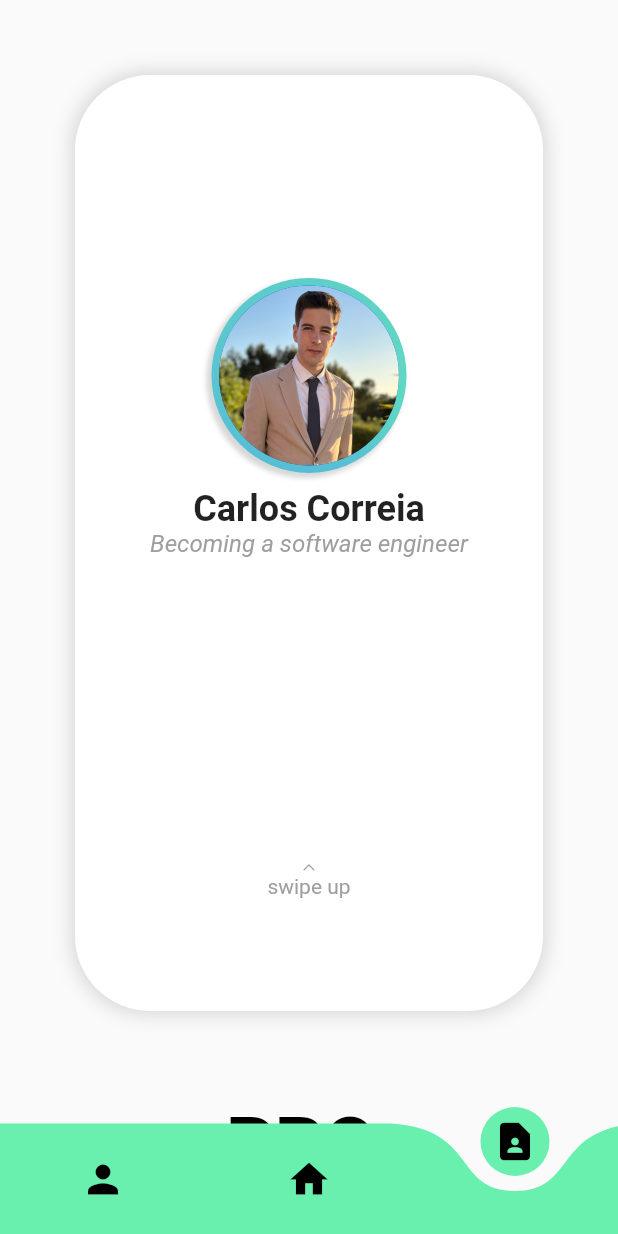
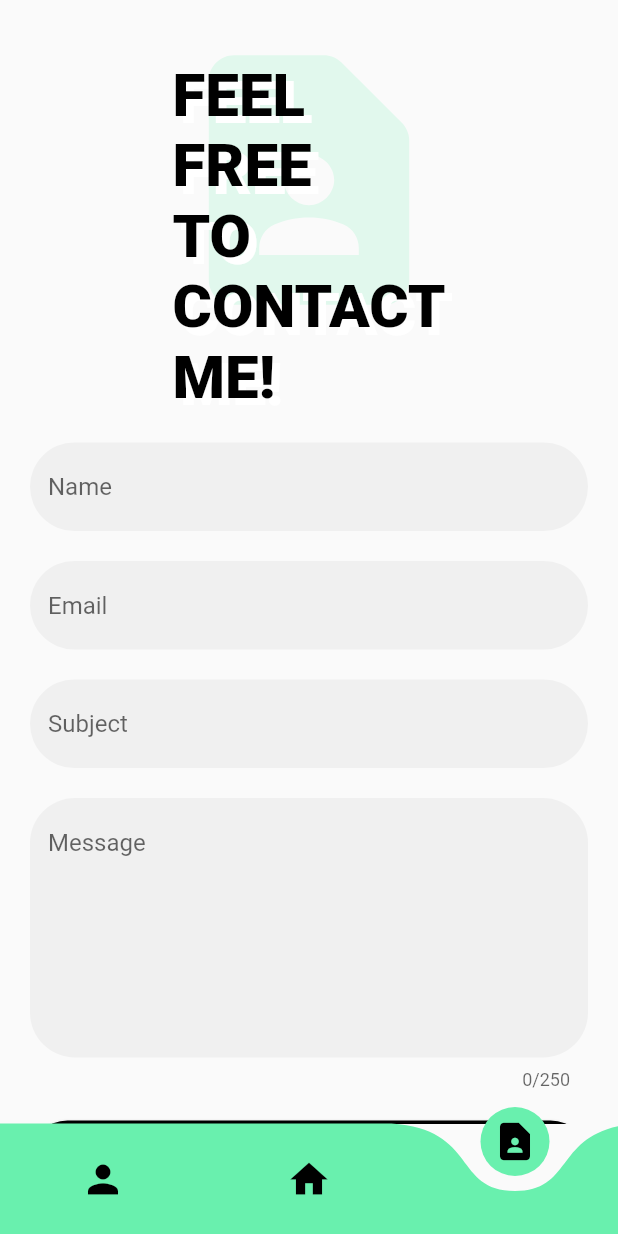
Before and after one commit to carlosdmcorreia/portfolio_app, a Flutter app: the screen it shows after launch, swiped to page 3, on a phone screen of 412 x 824 dp. Run offline on Flutter 3.47's test engine with Material 2 defaults, Android fonts, the light colour scheme and no system bars; drawn by our look-alikes of curved_navigation_bar; our stand-ins replace email_validator, percent_indicator.

Commit message:
Created ContactPage

```diff
--- a/lib/items/cards.dart
+++ b/lib/items/cards.dart
@@ -11,7 +11,9 @@ class ElevatedCard extends StatelessWidget {
 
   @override
   Widget build(BuildContext context) {
-    return Card(
+    return Container(
+      margin: const EdgeInsets.only(right: 20),
+      child: Card(
         elevation: 5,
         shape: RoundedRectangleBorder(
           side: BorderSide(
@@ -65,6 +67,7 @@ class ElevatedCard extends StatelessWidget {
             ),
           ],
         ),
+      ),
     );
   }
 }
--- /dev/null
+++ b/lib/items/contact_form.dart
@@ -0,0 +1,169 @@
+import 'dart:convert';
+
+import 'package:email_validator/email_validator.dart';
+import 'package:flutter/material.dart';
+import 'package:http/http.dart' as http;
+
+import '../main.dart';
+
+// Define a custom Form widget.
+class ContactForm extends StatefulWidget {
+  const ContactForm({super.key});
+
+  @override
+  ContactFormState createState() {
+    return ContactFormState();
+  }
+}
+
+// Define a corresponding State class.
+// This class holds data related to the form.
+class ContactFormState extends State<ContactForm> {
+  // Create a global key that uniquely identifies the Form widget
+  // and allows validation of the form.
+  //
+  // Note: This is a `GlobalKey<FormState>`,
+  // not a GlobalKey<MyCustomFormState>.
+  final _formKey = GlobalKey<FormState>();
+
+  final controllerName = TextEditingController();
+  final controllerEmail = TextEditingController();
+  final controllerSubject = TextEditingController();
+  final controllerMessage = TextEditingController();
+
+  Future sendEmail({
+    required String name,
+    required String email,
+    required String subject,
+    required String message,
+  }) async {
+    const serviceId = 'service_a6h75kg';
+    const templateId = 'template_qfidoeo';
+    const userId = 'T5nFQkVsdQwOAIwnG';
+
+    final url = Uri.parse('https://api.emailjs.com/api/v1.0/email/send');
+    final response = await http.post(
+      url,
+      headers: {
+        'origin': 'http://localhost',
+        'Content-type': 'application/json',
+      },
+      body: json.encode({
+        'service_id': serviceId,
+        'template_id': templateId,
+        'user_id': userId,
+        'template_params': {
+          'user_name': name,
+          'user_email': email,
+          'to_email': 'carlosdmcorreia01@gmail.com',
+          'to_name': 'carlosdmcorreia01',
+          'user_subject': subject,
+          'user_message': message,
+        }
+      }),
+    );
+
+    print(response.body);
+  }
+
+  TextFormField createTextFormField(
+      TextEditingController controller,
+      String hintText,
+      int? lenght,
+      int? lines,
+      TextInputType keyboardType,
+      double maxWidth) {
+    return TextFormField(
+      maxLength: lenght,
+      maxLines: lines,
+      keyboardType: keyboardType,
+      controller: controller,
+      decoration: InputDecoration(
+        filled: true,
+        hintText: hintText,
+        constraints: BoxConstraints(maxWidth: maxWidth),
+        border: OutlineInputBorder(
+          borderRadius: BorderRadius.circular(30.0),
+          borderSide: const BorderSide(
+            width: 0,
+            style: BorderStyle.none,
+          ),
+        ),
+      ),
+      validator: (value) {
+        if (value == null || value.isEmpty) {
+          return 'Please fill all fields.';
+        }
+        return null;
+      },
+    );
+  }
+
+  @override
+  Widget build(BuildContext context) {
+    // Build a Form widget using the _formKey created above.
+    return Form(
+      key: _formKey,
+      child: Column(
+        mainAxisAlignment: MainAxisAlignment.center,
+        crossAxisAlignment: CrossAxisAlignment.center,
+        children: <Widget>[
+          createTextFormField(
+              controllerName, 'Name', null, null, TextInputType.text, 1020),
+          const SizedBox(height: 20),
+          Wrap(
+            children: [
+              createTextFormField(controllerEmail, 'Email', null, null,
+                  TextInputType.text, 500),
+              const SizedBox(
+                height: 20,
+                width: 20,
+              ),
+              createTextFormField(controllerSubject, 'Subject', null, null,
+                  TextInputType.text, 500),
+            ],
+          ),
+          const SizedBox(height: 20),
+          createTextFormField(
+              controllerSubject, 'Message', 250, 7, TextInputType.text, 1020),
+          const SizedBox(height: 20),
+          ElevatedButton(
+            onPressed: () {
+              // Validate returns true if the form is valid, or false otherwise.
+              if (_formKey.currentState!.validate()) {
+                // If the form is valid, display a snackbar. In the real world,
+                // you'd often call a server or save the information in a database.
+                sendEmail(
+                    name: controllerName.text,
+                    email: controllerEmail.text,
+                    subject: controllerSubject.text,
+                    message: controllerMessage.text);
+
+                controllerName.clear();
+                controllerEmail.clear();
+                controllerSubject.clear();
+                controllerMessage.clear();
+
+                ScaffoldMessenger.of(context).showSnackBar(
+                  const SnackBar(content: Text('Email sent successfully')),
+                );
+              }
+            },
+            style: ElevatedButton.styleFrom(
+              primary: Colors.black,
+              minimumSize: const Size(1020, 50),
+              shape: RoundedRectangleBorder(
+                borderRadius: BorderRadius.circular(50), // <-- Radius
+              ),
+            ),
+            child: Text(
+              'SEND',
+              style: TextStyle(
+                  fontWeight: FontWeight.w900, color: myTheme.primaryColor),
+            ),
+          ),
+        ],
+      ),
+    );
+  }
+}
--- /dev/null
+++ b/lib/views/contact_page.dart
@@ -0,0 +1,54 @@
+import 'package:flutter/material.dart';
+import 'package:portofolio_app/items/contact_form.dart';
+
+class ContactPage extends StatelessWidget {
+  const ContactPage({super.key});
+
+  @override
+  Widget build(BuildContext context) {
+    return CustomScrollView(
+      shrinkWrap: true,
+      slivers: <Widget>[
+        SliverPadding(
+          padding: const EdgeInsets.all(20.0),
+          sliver: SliverList(
+            delegate: SliverChildListDelegate(
+              <Widget>[
+                Stack(
+                  alignment: AlignmentDirectional.topCenter,
+                  children: const [
+                    Icon(
+                      Icons.contact_page_rounded,
+                      size: 200,
+                      color: Color.fromARGB(44, 105, 240, 175),
+                    ),
+                    Padding(
+                      padding: EdgeInsets.all(20.0),
+                      child: Text(
+                        'FEEL\nFREE\nTO\nCONTACT\nME!',
+                        textAlign: TextAlign.left,
+                        style: TextStyle(
+                          color: Colors.black,
+                          fontSize: 40,
+                          fontWeight: FontWeight.w900,
+                          shadows: <Shadow>[
+                            Shadow(
+                              offset: Offset(5.0, 5.0),
+                              blurRadius: 0.0,
+                              color: Color.fromARGB(255, 255, 255, 255),
+                            ),
+                          ],
+                        ),
+                      ),
+                    ),
+                  ],
+                ),
+                const ContactForm(),
+              ],
+            ),
+          ),
+        ),
+      ],
+    );
+  }
+}
--- a/lib/views/page_manager.dart
+++ b/lib/views/page_manager.dart
@@ -2,6 +2,7 @@ import 'package:curved_navigation_bar/curved_navigation_bar.dart';
 import 'package:flutter/material.dart';
 import 'package:portofolio_app/Views/home_page.dart';
 import 'package:portofolio_app/Views/perfil_page.dart';
+import 'package:portofolio_app/views/contact_page.dart';
 
 import '../main.dart';
 
@@ -48,7 +49,7 @@ class _PageManager extends State<PageManager> {
         children: const <Widget>[
           PerfilPage(),
           HomePage(),
-          PerfilPage(),
+          ContactPage(),
         ],
       ),
       bottomNavigationBar: CurvedNavigationBar(
--- a/pubspec.yaml
+++ b/pubspec.yaml
@@ -33,6 +33,8 @@ dependencies:
   curved_navigation_bar:
   step_progress_indicator: ^1.0.2
   percent_indicator: ^4.0.1
+  http: ^0.13.5
+  email_validator: ^2.0.1
 
 dev_dependencies:
   flutter_test:
```
Also changed, not shown: lib/main.dart (+2 -12 lines), lib/views/home_page.dart (+5 -3 lines), pubspec.lock. Lines whose indentation alone changed are shown as unchanged.
